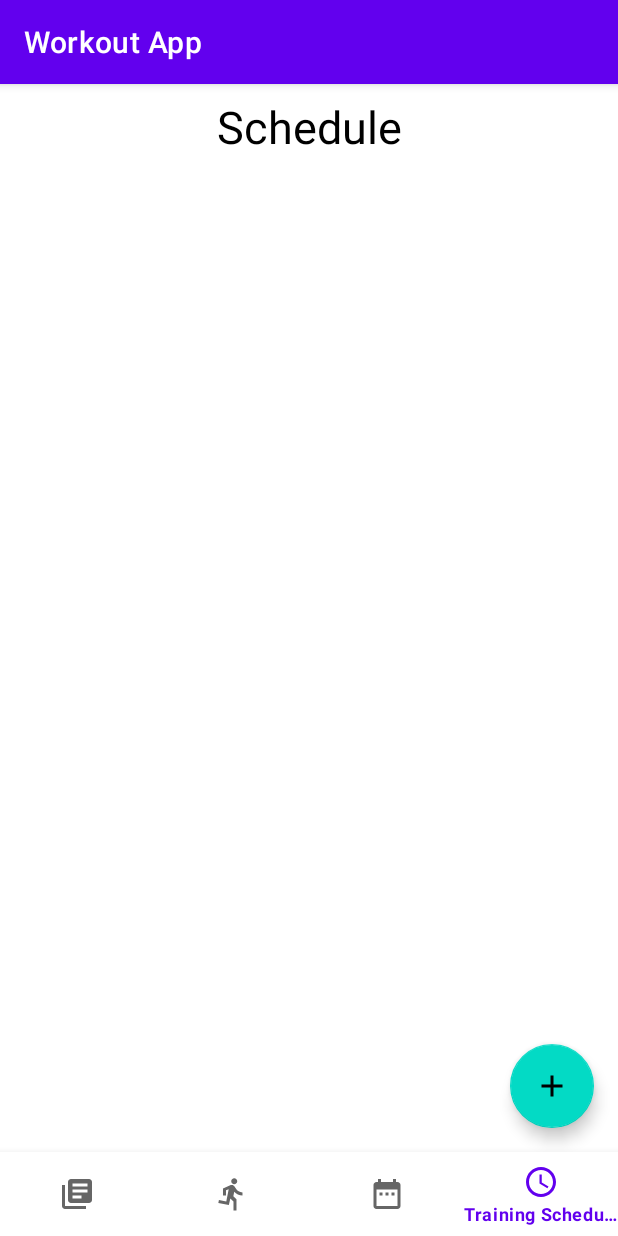
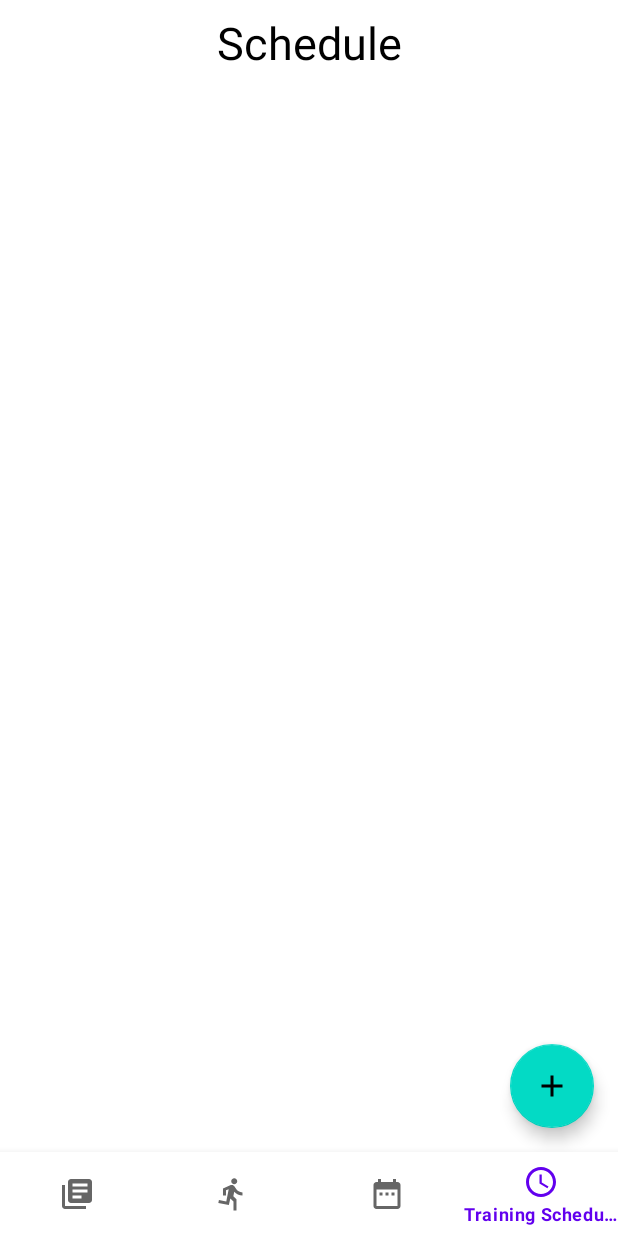
Before and after one commit to mastree/android-workout-tracker-app, an Android app: the screen it shows after launch (MainActivity), item 4 of the bottom bar chosen, on a phone screen of 412 x 824 dp. Run offline under Robolectric (Android 15) with nearby library versions, the phone set to English and light mode, and no system bars; our stand-ins replace Picasso, Room's generated code, navigation-ui; network calls fail; pictures from the network do not load; 1 statement that could not run was skipped.

Commit message:
minor refactor

```diff
--- a/app/src/main/java/com/saraga/workoutapp/TrainingTracker.kt
+++ b/app/src/main/java/com/saraga/workoutapp/tracker/TrainingTracker.kt
@@ -1,10 +1,11 @@
-package com.saraga.workoutapp
+package com.saraga.workoutapp.tracker
 
 import android.os.Bundle
 import androidx.fragment.app.Fragment
 import android.view.LayoutInflater
 import android.view.View
 import android.view.ViewGroup
+import com.saraga.workoutapp.R
 
 // TODO: Rename parameter arguments, choose names that match
 // the fragment initialization parameters, e.g. ARG_ITEM_NUMBER
--- a/app/src/main/res/values-night/themes.xml
+++ b/app/src/main/res/values-night/themes.xml
@@ -1,6 +1,6 @@
 <resources xmlns:tools="http://schemas.android.com/tools">
     <!-- Base application theme. -->
-    <style name="Theme.WorkoutApp" parent="Theme.MaterialComponents.DayNight.DarkActionBar">
+    <style name="Theme.WorkoutApp" parent="Theme.MaterialComponents.DayNight.NoActionBar">
         <!-- Primary brand color. -->
         <item name="colorPrimary">@color/purple_200</item>
         <item name="colorPrimaryVariant">@color/purple_700</item>
--- a/app/src/main/res/values/themes.xml
+++ b/app/src/main/res/values/themes.xml
@@ -1,6 +1,6 @@
 <resources xmlns:tools="http://schemas.android.com/tools">
     <!-- Base application theme. -->
-    <style name="Theme.WorkoutApp" parent="Theme.MaterialComponents.DayNight.DarkActionBar">
+    <style name="Theme.WorkoutApp" parent="Theme.MaterialComponents.DayNight.NoActionBar">
         <!-- Primary brand color. -->
         <item name="colorPrimary">@color/purple_500</item>
         <item name="colorPrimaryVariant">@color/purple_700</item>
```
